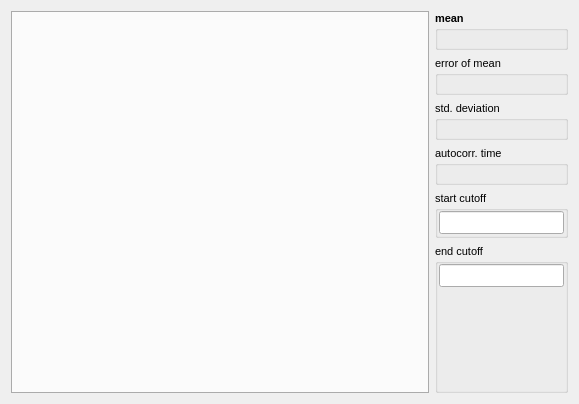
Above: python/piworld/ScalarView.ui from ShaningSoul/pi-qmc before the change. Below: the same form after it.
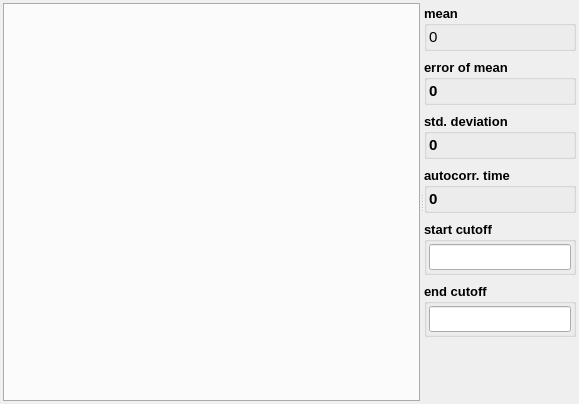
That is the form after the change.

The edit to the form file:
```diff
--- a/python/piworld/ScalarView.ui
+++ b/python/piworld/ScalarView.ui
@@ -13,11 +13,25 @@
   <property name="windowTitle">
    <string>Form</string>
   </property>
-  <layout class="QVBoxLayout" name="verticalLayout_3">
-   <item>
     <layout class="QHBoxLayout" name="horizontalLayout">
+   <property name="spacing">
+    <number>0</number>
+   </property>
+   <property name="margin">
+    <number>3</number>
+   </property>
      <item>
+    <widget class="QSplitter" name="splitter">
+     <property name="orientation">
+      <enum>Qt::Horizontal</enum>
+     </property>
       <widget class="QTabWidget" name="tabWidget">
+      <property name="sizePolicy">
+       <sizepolicy hsizetype="Expanding" vsizetype="Expanding">
+        <horstretch>2</horstretch>
+        <verstretch>0</verstretch>
+       </sizepolicy>
+      </property>
        <property name="minimumSize">
         <size>
          <width>10</width>
@@ -30,10 +44,24 @@
        <property name="currentIndex">
         <number>-1</number>
        </property>
-      </widget>
-     </item>
-     <item>
+      <property name="elideMode">
+       <enum>Qt::ElideMiddle</enum>
+      </property>
+     </widget>
+     <widget class="QWidget" name="">
       <layout class="QVBoxLayout" name="verticalLayout">
+       <property name="spacing">
+        <number>8</number>
+       </property>
+       <property name="topMargin">
+        <number>2</number>
+       </property>
+       <property name="rightMargin">
+        <number>0</number>
+       </property>
+       <property name="bottomMargin">
+        <number>2</number>
+       </property>
        <item>
         <widget class="QGroupBox" name="meanBox">
          <property name="sizePolicy">
@@ -44,7 +72,7 @@
          </property>
          <property name="font">
           <font>
-           <pointsize>8</pointsize>
+           <pointsize>10</pointsize>
            <weight>75</weight>
            <italic>false</italic>
            <bold>true</bold>
@@ -53,12 +81,15 @@
          <property name="title">
           <string>mean</string>
          </property>
+         <property name="flat">
+          <bool>true</bool>
+         </property>
          <layout class="QVBoxLayout" name="verticalLayout_8">
           <property name="spacing">
-           <number>1</number>
+           <number>2</number>
           </property>
           <property name="margin">
-           <number>1</number>
+           <number>2</number>
           </property>
           <item>
            <widget class="QLabel" name="meanText">
@@ -70,13 +101,16 @@
             </property>
             <property name="font">
              <font>
-              <pointsize>10</pointsize>
+              <pointsize>11</pointsize>
               <weight>50</weight>
               <bold>false</bold>
              </font>
             </property>
             <property name="text">
-             <string/>
+             <string>0</string>
+            </property>
+            <property name="indent">
+             <number>0</number>
             </property>
            </widget>
           </item>
@@ -93,18 +127,23 @@
          </property>
          <property name="font">
           <font>
-           <pointsize>8</pointsize>
+           <pointsize>10</pointsize>
+           <weight>75</weight>
+           <bold>true</bold>
           </font>
          </property>
          <property name="title">
           <string>error of mean</string>
          </property>
+         <property name="flat">
+          <bool>true</bool>
+         </property>
          <layout class="QVBoxLayout" name="verticalLayout_7">
           <property name="spacing">
-           <number>1</number>
+           <number>2</number>
           </property>
           <property name="margin">
-           <number>1</number>
+           <number>2</number>
           </property>
           <item>
            <widget class="QLabel" name="errorText">
@@ -116,11 +155,14 @@
             </property>
             <property name="font">
              <font>
-              <pointsize>10</pointsize>
+              <pointsize>11</pointsize>
              </font>
             </property>
             <property name="text">
-             <string/>
+             <string>0</string>
+            </property>
+            <property name="indent">
+             <number>0</number>
             </property>
            </widget>
           </item>
@@ -137,18 +179,23 @@
          </property>
          <property name="font">
           <font>
-           <pointsize>8</pointsize>
+           <pointsize>10</pointsize>
+           <weight>75</weight>
+           <bold>true</bold>
           </font>
          </property>
          <property name="title">
           <string>std. deviation</string>
          </property>
+         <property name="flat">
+          <bool>true</bool>
+         </property>
          <layout class="QVBoxLayout" name="verticalLayout_6">
           <property name="spacing">
-           <number>1</number>
+           <number>2</number>
           </property>
           <property name="margin">
-           <number>1</number>
+           <number>2</number>
           </property>
           <item>
            <widget class="QLabel" name="sigmaText">
@@ -160,11 +207,14 @@
             </property>
             <property name="font">
              <font>
-              <pointsize>10</pointsize>
+              <pointsize>11</pointsize>
              </font>
             </property>
             <property name="text">
-             <string/>
+             <string>0</string>
+            </property>
+            <property name="indent">
+             <number>0</number>
             </property>
            </widget>
           </item>
@@ -181,18 +231,23 @@
          </property>
          <property name="font">
           <font>
-           <pointsize>8</pointsize>
+           <pointsize>10</pointsize>
+           <weight>75</weight>
+           <bold>true</bold>
           </font>
          </property>
          <property name="title">
           <string>autocorr. time</string>
          </property>
+         <property name="flat">
+          <bool>true</bool>
+         </property>
          <layout class="QVBoxLayout" name="verticalLayout_5" stretch="0">
           <property name="spacing">
-           <number>1</number>
+           <number>2</number>
           </property>
           <property name="margin">
-           <number>1</number>
+           <number>2</number>
           </property>
           <item>
            <widget class="QLabel" name="autocorrText">
@@ -204,11 +259,14 @@
             </property>
             <property name="font">
              <font>
-              <pointsize>10</pointsize>
+              <pointsize>11</pointsize>
              </font>
             </property>
             <property name="text">
-             <string/>
+             <string>0</string>
+            </property>
+            <property name="indent">
+             <number>0</number>
             </property>
            </widget>
           </item>
@@ -225,18 +283,23 @@
          </property>
          <property name="font">
           <font>
-           <pointsize>8</pointsize>
+           <pointsize>10</pointsize>
+           <weight>75</weight>
+           <bold>true</bold>
           </font>
          </property>
          <property name="title">
           <string>start cutoff</string>
          </property>
+         <property name="flat">
+          <bool>true</bool>
+         </property>
          <layout class="QVBoxLayout" name="verticalLayout_4">
           <property name="spacing">
-           <number>1</number>
+           <number>2</number>
           </property>
           <property name="margin">
-           <number>1</number>
+           <number>2</number>
           </property>
           <item>
            <widget class="QLineEdit" name="startText">
@@ -248,7 +311,7 @@
             </property>
             <property name="font">
              <font>
-              <pointsize>10</pointsize>
+              <pointsize>11</pointsize>
              </font>
             </property>
             <property name="maxLength">
@@ -269,7 +332,9 @@
          </property>
          <property name="font">
           <font>
-           <pointsize>8</pointsize>
+           <pointsize>10</pointsize>
+           <weight>75</weight>
+           <bold>true</bold>
           </font>
          </property>
          <property name="title">
@@ -280,10 +345,10 @@
          </property>
          <layout class="QVBoxLayout" name="verticalLayout_2">
           <property name="spacing">
-           <number>1</number>
+           <number>2</number>
           </property>
           <property name="margin">
-           <number>1</number>
+           <number>2</number>
           </property>
           <item>
            <widget class="QLineEdit" name="endText">
@@ -295,7 +360,7 @@
             </property>
             <property name="font">
              <font>
-              <pointsize>10</pointsize>
+              <pointsize>11</pointsize>
              </font>
             </property>
             <property name="text">
@@ -304,6 +369,9 @@
             <property name="maxLength">
              <number>8</number>
             </property>
+           </widget>
+          </item>
+         </layout>
            </widget>
           </item>
           <item>
@@ -321,12 +389,11 @@
           </item>
          </layout>
         </widget>
-       </item>
-      </layout>
-     </item>
-    </layout>
-   </item>
-  </layout>
+    </widget>
+   </item>
+  </layout>
+  <zorder>sigmaBox</zorder>
+  <zorder>splitter</zorder>
  </widget>
  <resources/>
  <connections/>
```
Lines whose indentation alone changed are shown as unchanged.
